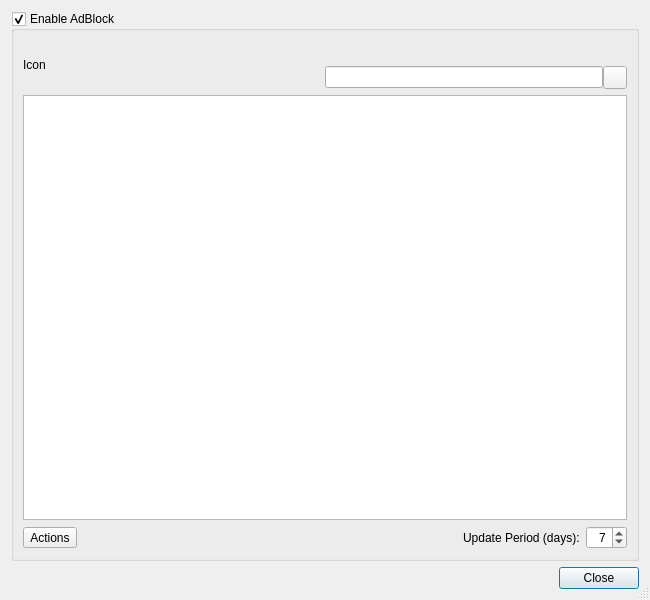
Old version of the form Helpviewer/AdBlock/AdBlockDialog.ui in the repository testmana2/test.
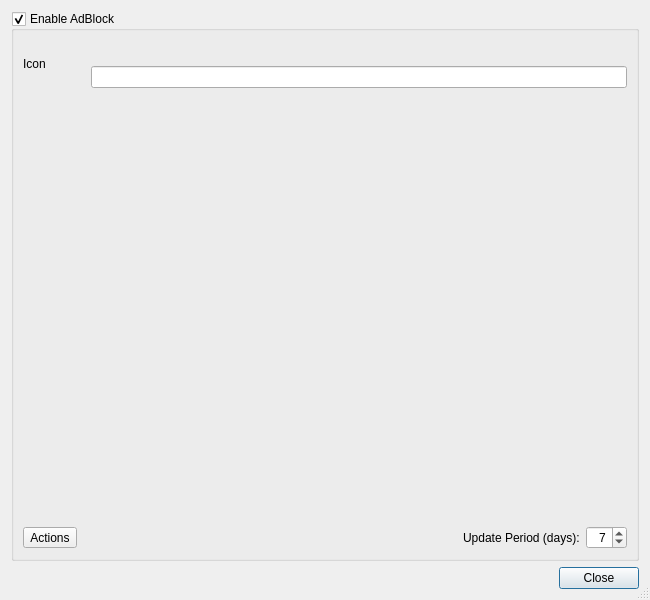
New version of the form. Custom widgets are drawn as their Qt base class.

Commit message: Rewrote huge part of AdBlock to speed up and added support for dependent AdBlock subscriptions.

The edit to the form file:
```diff
--- a/Helpviewer/AdBlock/AdBlockDialog.ui
+++ b/Helpviewer/AdBlock/AdBlockDialog.ui
@@ -29,29 +29,22 @@
       <item>
        <layout class="QGridLayout" name="gridLayout">
         <property name="horizontalSpacing">
-         <number>0</number>
+         <number>20</number>
         </property>
         <item row="0" column="0" rowspan="2">
          <widget class="QLabel" name="iconLabel">
+          <property name="minimumSize">
+           <size>
+            <width>48</width>
+            <height>48</height>
+           </size>
+          </property>
           <property name="text">
            <string notr="true">Icon</string>
           </property>
          </widget>
         </item>
-        <item row="0" column="1" colspan="3">
-         <spacer name="horizontalSpacer_3">
-          <property name="orientation">
-           <enum>Qt::Horizontal</enum>
-          </property>
-          <property name="sizeHint" stdset="0">
-           <size>
-            <width>158</width>
-            <height>20</height>
-           </size>
-          </property>
-         </spacer>
-        </item>
-        <item row="1" column="1">
+        <item row="0" column="1">
          <spacer name="horizontalSpacer">
           <property name="orientation">
            <enum>Qt::Horizontal</enum>
@@ -64,40 +57,18 @@
           </property>
          </spacer>
         </item>
-        <item row="1" column="2">
-         <widget class="QLineEdit" name="searchEdit">
+        <item row="1" column="1">
+         <widget class="E5LineEdit" name="searchEdit">
           <property name="toolTip">
            <string>Enter search term for subscriptions and rules</string>
           </property>
          </widget>
         </item>
-        <item row="1" column="3">
-         <widget class="QToolButton" name="clearButton">
-          <property name="toolTip">
-           <string>Press to clear the search edit</string>
-          </property>
-          <property name="text">
-           <string/>
-          </property>
-         </widget>
-        </item>
        </layout>
       </item>
       <item>
-       <widget class="E5TreeView" name="subscriptionsTree">
-        <property name="dragDropMode">
-         <enum>QAbstractItemView::InternalMove</enum>
-        </property>
-        <property name="alternatingRowColors">
-         <bool>true</bool>
-        </property>
-        <property name="selectionMode">
-         <enum>QAbstractItemView::ExtendedSelection</enum>
-        </property>
-        <property name="textElideMode">
-         <enum>Qt::ElideMiddle</enum>
-        </property>
-        <property name="uniformRowHeights">
+       <widget class="QTabWidget" name="subscriptionsTabWidget">
+        <property name="documentMode">
          <bool>true</bool>
         </property>
        </widget>
@@ -172,9 +143,9 @@
  </widget>
  <customwidgets>
   <customwidget>
-   <class>E5TreeView</class>
-   <extends>QTreeView</extends>
-   <header>E5Gui/E5TreeView</header>
+   <class>E5LineEdit</class>
+   <extends>QLineEdit</extends>
+   <header>E5Gui/E5LineEdit.h</header>
   </customwidget>
  </customwidgets>
  <tabstops>
```
Left out of the diff: 19 changed lines with no effect on the pictures. The commit also changes 36 other files.
